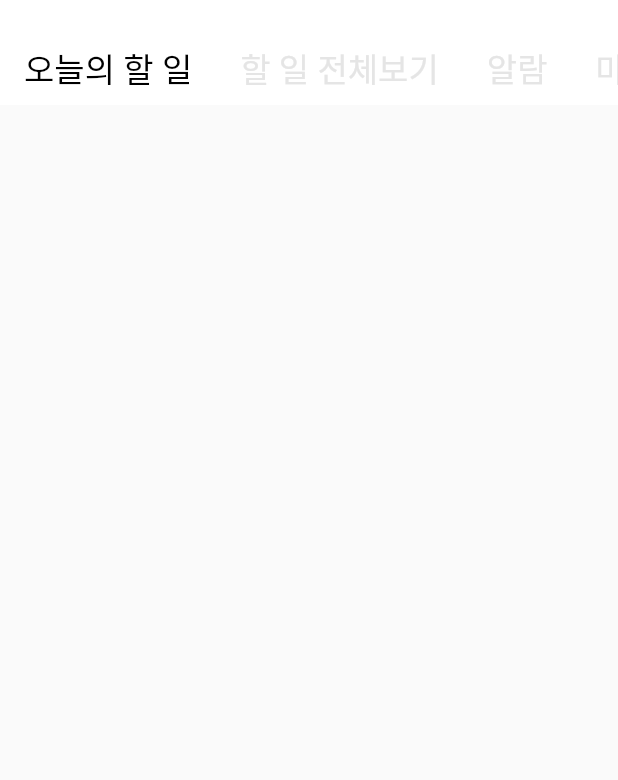
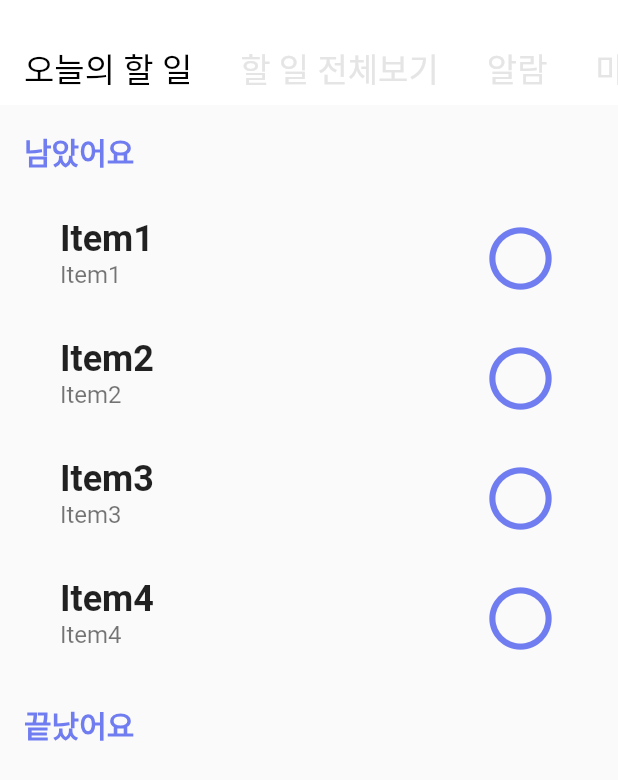
Before and after one commit to GDSC-AnimalFriends/SOLUTION-CHALLENGE, a Flutter app: the HomePage screen opened by its route, on a phone screen of 412 x 824 dp. Shown: the top 780 px of the screen. Run offline on Flutter 3.47's test engine with Material 2 defaults, Android fonts, the phone set to English and light mode, and no system bars; our stand-ins replace get, get_storage; accounts and stored records are empty.

Commit message:
Feat: check list. 남았어요, 끝났어요 레이아웃

```diff
--- a/lib/view/home/home_subpages/today_todo_page.dart
+++ b/lib/view/home/home_subpages/today_todo_page.dart
@@ -1,10 +1,108 @@
 import 'package:flutter/material.dart';
 
-class TodayTodoPage extends StatelessWidget {
+class TodayTodoPage extends StatefulWidget {
   const TodayTodoPage({super.key});
 
   @override
+  State<TodayTodoPage> createState() => _TodayTodoPageState();
+}
+
+class _TodayTodoPageState extends State<TodayTodoPage> {
+  List todos = [];
+  List done = [];
+
+  @override
+  void initState() {
+    super.initState();
+    todos.add("Item1");
+    todos.add("Item2");
+    todos.add("Item3");
+    todos.add("Item4");
+  }
+
+  @override
   Widget build(BuildContext context) {
-    return Container();
+    return SingleChildScrollView(
+      child: Column(
+        children: [
+          Align(
+            alignment: Alignment.topLeft,
+            child: Padding(
+              padding: const EdgeInsets.symmetric(
+                vertical: 16.0,
+                horizontal: 16.0,
+              ),
+              child: categoryText("남았어요"),
+            ),
+          ),
+          Padding(
+            padding: const EdgeInsets.symmetric(horizontal: 24.0),
+            child: todoListView(todos, done, selectTappedItem),
+          ),
+          Align(
+            alignment: Alignment.topLeft,
+            child: Padding(
+              padding: const EdgeInsets.symmetric(
+                vertical: 16.0,
+                horizontal: 16.0,
+              ),
+              child: categoryText("끝났어요"),
+            ),
+          ),
+          Padding(
+            padding: const EdgeInsets.symmetric(horizontal: 24.0),
+            child: todoListView(done, todos, selectTappedItem),
+          ),
+        ],
+      ),
+    );
   }
+
+  Widget todoListView(mainList, subList, onTap) {
+    return ListView.builder(
+      shrinkWrap: true,
+      itemCount: mainList.length,
+      physics: const NeverScrollableScrollPhysics(),
+      itemBuilder: (context, index) {
+        return Padding(
+          padding: const EdgeInsets.symmetric(vertical: 4.0),
+          child: ListTile(
+            title: Text(
+              mainList[index],
+              style: const TextStyle(
+                fontSize: 24,
+                fontWeight: FontWeight.bold,
+              ),
+            ),
+            subtitle: Text(
+              mainList[index],
+              style: const TextStyle(
+                fontSize: 16,
+                fontWeight: FontWeight.normal,
+              ),
+            ),
+            trailing: const Icon(
+              Icons.circle_outlined,
+              color: Color.fromARGB(255, 112, 125, 241),
+              size: 50.0,
+            ),
+            onTap: () => onTap(index, subList),
+          ),
+        );
+      },
+    );
+  }
+
+  Widget categoryText(text) {
+    return Text(
+      text,
+      style: const TextStyle(
+        color: Color.fromARGB(255, 112, 125, 241),
+        fontWeight: FontWeight.w700,
+        fontSize: 20,
+      ),
+    );
+  }
+
+  void selectTappedItem(int index, subList) {}
 }
```
